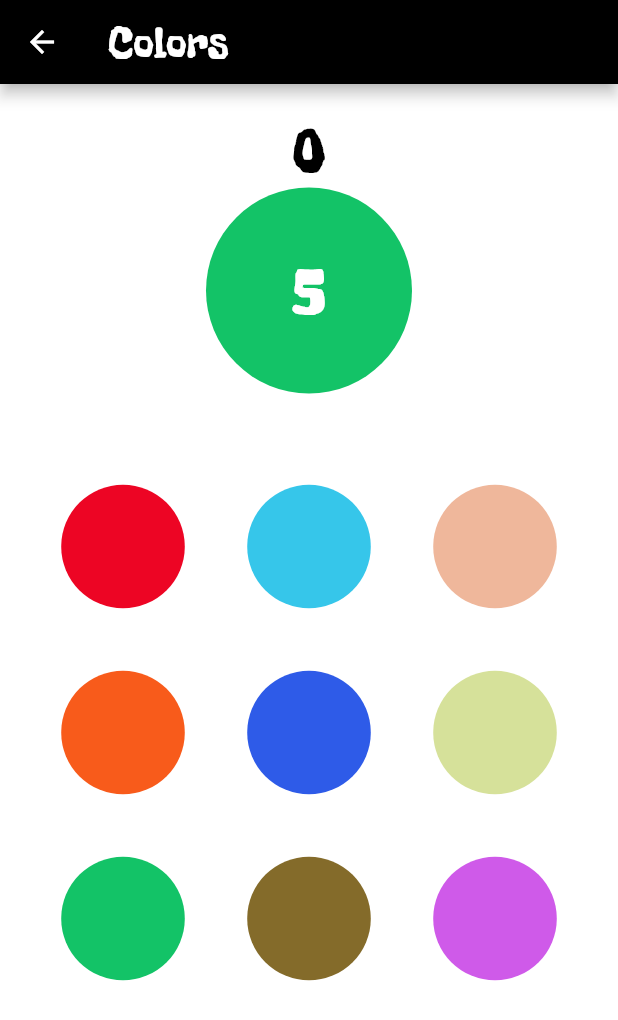
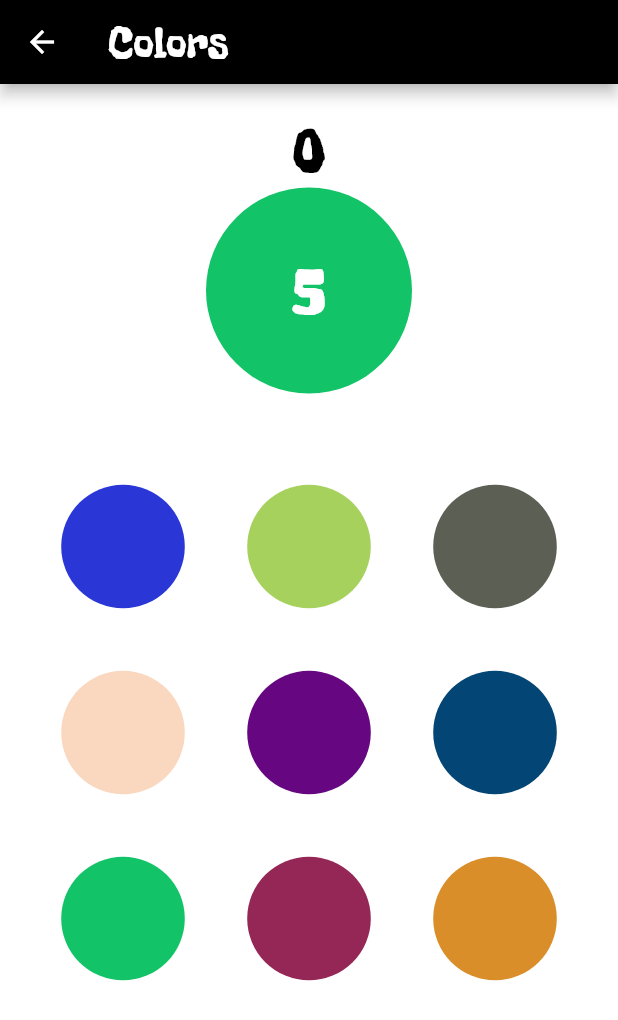
Before and after one commit to jelenalecic/daki, a Flutter app: the screen it shows after launch, after a tap on "COLORS", on a phone screen of 412 x 824 dp. Shown: the top 1020 px of the screen. Run offline on Flutter 3.47's test engine with Material 2 defaults, Android fonts, the phone set to English and light mode, and no system bars; our stand-ins replace flutter_svg.

Commit message:
colors work well

```diff
--- a/lib/games/colors/colors_game.dart
+++ b/lib/games/colors/colors_game.dart
@@ -7,6 +7,8 @@ import 'package:daki/games/colors/colors_provider.dart';
 import 'package:daki/storage/app_persistent_data_provider.dart';
 import 'package:flutter/material.dart';
 import 'package:provider/provider.dart';
+
+const int noOfElements = 100;
 
 class ColorsGame extends StatefulWidget {
   @override
@@ -32,7 +34,8 @@ class _ColorsGameState extends State<ColorsGame> {
         ),
       ),
       body: ChangeNotifierProvider<ColorsProvider>(
-          create: (_) => ColorsProvider(screenWidth, screenHeight, onEndGame),
+          create: (_) => ColorsProvider(
+              screenWidth, screenHeight, noOfElements, onEndGame),
           child: Consumer<ColorsProvider>(
             builder: (context, provider, child) {
               return Container(
--- a/lib/games/colors/colors_provider.dart
+++ b/lib/games/colors/colors_provider.dart
@@ -6,17 +6,19 @@ import 'package:flutter/material.dart';
 
 const int noOfCircles = 9;
 const int baseColor = 0xff000000;
-const int whiteColor = 0xffffff;
+const int white = 0xffffffff;
+const int nonTransparentWhite = 0x00ffffff;
 const int maxTimePerLevel = 5;
 const int timeRunOut = -1;
+const int colorMax = 255;
 
 class ColorsProvider with ChangeNotifier {
-  ColorsProvider(this.width, this.height, this.endGame) {
+  ColorsProvider(this.width, this.height, this.noOfElements, this.endGame) {
     size = width / 5;
     timeLeftInLevel = maxTimePerLevel;
     random = Random();
     background = Colors.white;
-    bigCircleColor = generateMainColor();
+    bigCircleColor = generateRandomColor();
     ticker = StreamController();
 
     generateCircles();
@@ -36,6 +38,7 @@ class ColorsProvider with ChangeNotifier {
   List<ColorModel> colorModels = [];
   Color currentColor;
   int points = 0;
+  int noOfElements;
 
   void initiateTimer() {
     timer = Timer.periodic(
@@ -47,15 +50,22 @@ class ColorsProvider with ChangeNotifier {
     generateCircles();
     timeLeftInLevel = maxTimePerLevel;
     ticker.add(null);
+
+    if (points == noOfElements) {
+      finishGame(true);
+    }
+
     notifyListeners();
   }
 
   void generateCircles() {
     colorModels.clear();
-    bigCircleColor = generateMainColor();
+    bigCircleColor = generateRandomColor();
     for (int i = 0; i < noOfCircles - 1; i++) {
-      colorModels
-          .add(ColorModel(generateMainColor(endColor: whiteColor), size, size));
+      colorModels.add(ColorModel(
+          generateSimilarColor(bigCircleColor, getSimilarityFactor()),
+          size,
+          size));
     }
     colorModels.add(ColorModel(bigCircleColor, size, size));
     colorModels.shuffle();
@@ -63,15 +73,32 @@ class ColorsProvider with ChangeNotifier {
 
   void timeIntervalTrigger() {
     if (timeLeftInLevel == timeRunOut) {
-      gameLost();
+      finishGame(false);
       return;
     }
     ticker.add(timeLeftInLevel);
     --timeLeftInLevel;
   }
 
-  Color generateMainColor({int endColor = whiteColor}) {
-    return Color(baseColor + random.nextInt(endColor));
+  Color generateRandomColor() {
+    return Color(baseColor + random.nextInt(nonTransparentWhite));
+  }
+
+  Color generateSimilarColor(Color bigCircleColor, double similarityFactor) {
+    int red =
+        ((bigCircleColor.red + random.nextInt(colorMax) * similarityFactor))
+                .toInt() %
+            colorMax;
+    int green =
+        ((bigCircleColor.green + random.nextInt(colorMax) * similarityFactor))
+                .toInt() %
+            colorMax;
+    int blue =
+        ((bigCircleColor.blue + random.nextInt(colorMax) * similarityFactor))
+                .toInt() %
+            colorMax;
+
+    return Color.fromARGB(colorMax, red, green, blue);
   }
 
   void terminateStream() {
@@ -86,15 +113,15 @@ class ColorsProvider with ChangeNotifier {
     if (color == bigCircleColor) {
       startNextLevel();
     } else {
-      gameLost();
+      finishGame(false);
     }
   }
 
-  void gameLost() {
+  void finishGame(bool hasWon) {
     terminateStream();
     terminateTimer();
 
-    endGame(points, false);
+    endGame(points, hasWon);
   }
 
   @override
@@ -103,4 +130,9 @@ class ColorsProvider with ChangeNotifier {
     terminateTimer();
     super.dispose();
   }
+
+  ///0 is most similar
+  double getSimilarityFactor() {
+    return (noOfElements - points) / noOfElements;
+  }
 }
```
